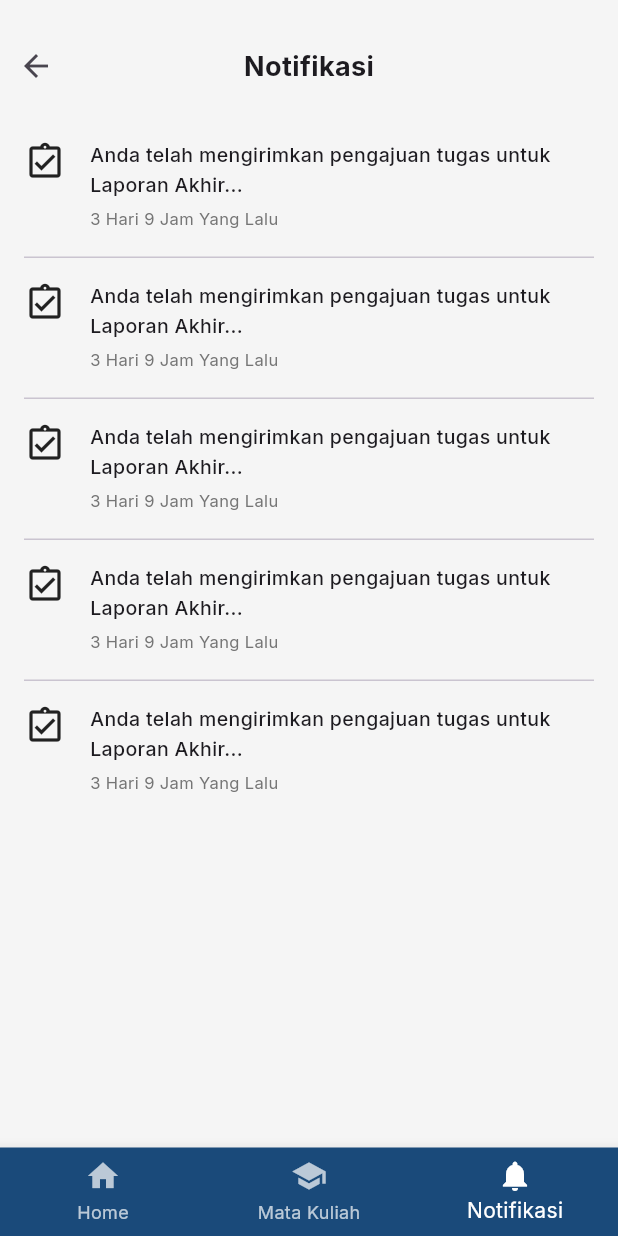
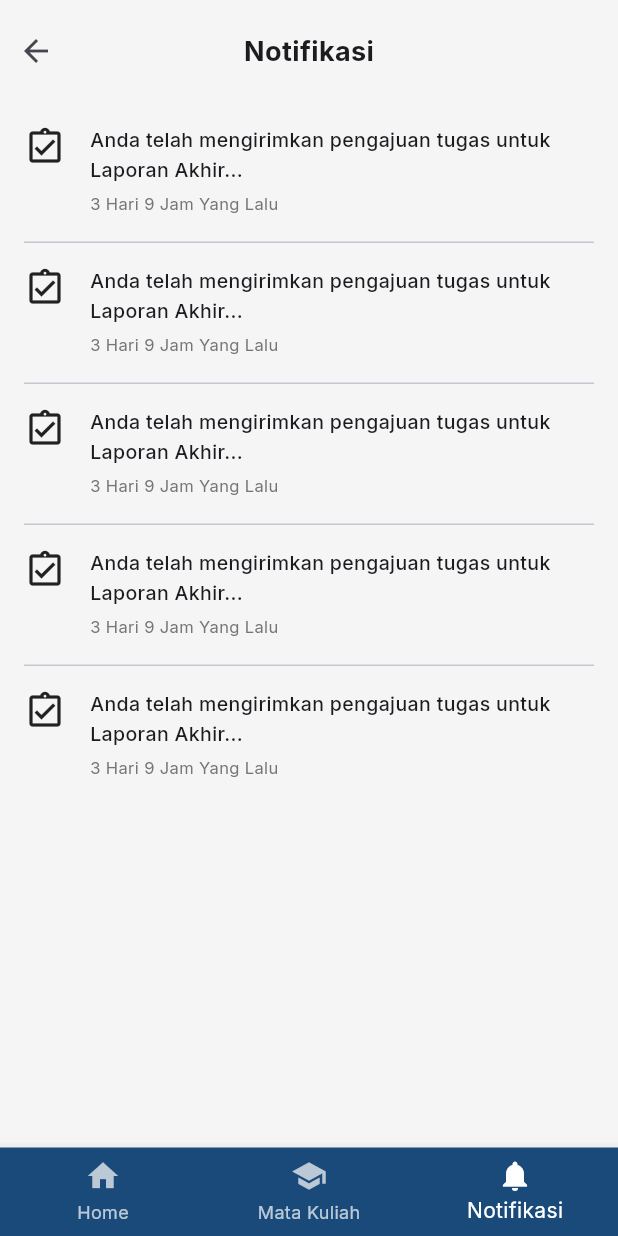
Before and after one commit to konyongiid/uas_lms, a Flutter app: the HomeScreen screen opened by its route, item 3 of the bottom bar chosen, on a phone screen of 412 x 824 dp. Run offline on Flutter 3.47's test engine with Material 3 defaults, Android fonts, the phone set to English and light mode, and no system bars; our stand-ins replace google_fonts, image_picker; network calls fail.

Commit message:
commit ke delapan

```diff
--- a/lib/main.dart
+++ b/lib/main.dart
@@ -15,7 +15,7 @@ class MyApp extends StatelessWidget {
   Widget build(BuildContext context) {
     return MaterialApp(
       debugShowCheckedModeBanner: false,
-      title: 'Learnify LMS',
+      title: 'Learnify',
       theme: learnifyTheme,
       initialRoute: '/',
       routes: {
--- a/lib/screens/home_screen.dart
+++ b/lib/screens/home_screen.dart
@@ -3,7 +3,7 @@ import 'profile/profile_screen.dart';
 import 'announcement/announcement_screen.dart';
 import 'course_list_screen.dart';
 
-// Konstanta warna sesuai tema aplikasi Anda
+// Konstanta warna
 const Color primaryDark = Color(0xFF1A4A7A);
 const Color primaryBlue = Color(0xFF4285F4);
 const Color mediumGray = Color(0xFF757575);
@@ -21,6 +21,7 @@ class HomeScreenState extends State<HomeScreen> {
 
   @override
   Widget build(BuildContext context) {
+    // List halaman untuk navigasi
     final List<Widget> pages = [
       _buildHomeBody(),
       const CourseListScreen(),
@@ -29,6 +30,7 @@ class HomeScreenState extends State<HomeScreen> {
 
     return Scaffold(
       backgroundColor: const Color(0xFFF5F5F5),
+      // Perbaikan: AppBar tetap muncul atau menyesuaikan dengan konteks tab
       appBar: _currentIndex == 0 ? _buildAppBar() : null,
       body: pages[_currentIndex],
       bottomNavigationBar: BottomNavigationBar(
@@ -40,14 +42,19 @@ class HomeScreenState extends State<HomeScreen> {
         unselectedItemColor: white.withOpacity(0.7),
         items: const [
           BottomNavigationBarItem(icon: Icon(Icons.home), label: 'Home'),
-          BottomNavigationBarItem(icon: Icon(Icons.school), label: 'Mata Kuliah'),
-          BottomNavigationBarItem(icon: Icon(Icons.notifications), label: 'Notifikasi'),
+          BottomNavigationBarItem(
+            icon: Icon(Icons.school),
+            label: 'Mata Kuliah',
+          ),
+          BottomNavigationBarItem(
+            icon: Icon(Icons.notifications),
+            label: 'Notifikasi',
+          ),
         ],
       ),
     );
   }
 
-  // --- MODIFIKASI APPBAR: EFEK PADA BOX MAHASISWA ---
   PreferredSizeWidget _buildAppBar() {
     return AppBar(
       backgroundColor: primaryBlue,
@@ -57,7 +64,14 @@ class HomeScreenState extends State<HomeScreen> {
         crossAxisAlignment: CrossAxisAlignment.start,
         children: const [
           Text('Hallo,', style: TextStyle(color: white, fontSize: 14)),
-          Text('MOH. QOIDUL GHURRI', style: TextStyle(color: white, fontSize: 16, fontWeight: FontWeight.bold)),
+          Text(
+            'MOH. QOIDUL GHURRI',
+            style: TextStyle(
+              color: white,
+              fontSize: 16,
+              fontWeight: FontWeight.bold,
+            ),
+          ),
         ],
       ),
       actions: [
@@ -68,11 +82,19 @@ class HomeScreenState extends State<HomeScreen> {
               color: Colors.transparent,
               child: InkWell(
                 onTap: () {
-                  Navigator.push(context, MaterialPageRoute(builder: (context) => const ProfileScreen()));
+                  Navigator.push(
+                    context,
+                    MaterialPageRoute(
+                      builder: (context) => const ProfileScreen(),
+                    ),
+                  );
                 },
-                borderRadius: BorderRadius.circular(20), // Menyesuaikan bentuk box
+                borderRadius: BorderRadius.circular(20),
                 child: Ink(
-                  padding: const EdgeInsets.symmetric(horizontal: 10, vertical: 4),
+                  padding: const EdgeInsets.symmetric(
+                    horizontal: 10,
+                    vertical: 4,
+                  ),
                   decoration: BoxDecoration(
                     color: primaryBlue,
                     borderRadius: BorderRadius.circular(20),
@@ -80,12 +102,19 @@ class HomeScreenState extends State<HomeScreen> {
                   ),
                   child: Row(
                     children: const [
-                      Text('MAHASISWA', style: TextStyle(color: white, fontSize: 10, fontWeight: FontWeight.bold)),
+                      Text(
+                        'MAHASISWA',
+                        style: TextStyle(
+                          color: white,
+                          fontSize: 10,
+                          fontWeight: FontWeight.bold,
+                        ),
+                      ),
                       SizedBox(width: 8),
                       CircleAvatar(
                         radius: 12,
                         backgroundColor: white,
-                        child: Icon(Icons.person, size: 16, color: primaryBlue)
+                        child: Icon(Icons.person, size: 16, color: primaryBlue),
                       ),
                     ],
                   ),
@@ -107,7 +136,14 @@ class HomeScreenState extends State<HomeScreen> {
           _buildAnnouncementSection(),
           const Padding(
             padding: EdgeInsets.symmetric(horizontal: 16.0, vertical: 8),
-            child: Text('Progres Mata Kuliah', style: TextStyle(fontSize: 16, fontWeight: FontWeight.bold, color: primaryDark)),
+            child: Text(
+              'Progres Mata Kuliah',
+              style: TextStyle(
+                fontSize: 16,
+                fontWeight: FontWeight.bold,
+                color: primaryDark,
+              ),
+            ),
           ),
           Padding(
             padding: const EdgeInsets.symmetric(horizontal: 12.0),
@@ -119,8 +155,49 @@ class HomeScreenState extends State<HomeScreen> {
               mainAxisSpacing: 10,
               crossAxisSpacing: 10,
               children: [
-                _buildCourseGridItem('UIUX', 'DESIGN ANTARMUKA', 0.8, Colors.orange, Icons.palette),
-                _buildCourseGridItem('DESIGN', 'COLOR PALLET', 0.7, Colors.cyan, Icons.grid_view_rounded),
+                // PERBAIKAN: Nama fungsi diubah dari _buildCourseListItem menjadi _buildCourseGridItem
+                _buildCourseGridItem(
+                  'UIUX',
+                  'DESIGN ANTARMUKA',
+                  0.8,
+                  Colors.orange,
+                  Icons.palette,
+                ),
+                _buildCourseGridItem(
+                  'DESIGN',
+                  'COLOR PALLET',
+                  0.7,
+                  Colors.cyan,
+                  Icons.grid_view_rounded,
+                ),
+                _buildCourseGridItem(
+                  'Kewarganegraan',
+                  'PENDIDIKAN KEWARNEGARAAN',
+                  0.5,
+                  Colors.red,
+                  Icons.account_balance,
+                ),
+                _buildCourseGridItem(
+                  'Sistem Operasi',
+                  'Belajar Membaca',
+                  0.2,
+                  Colors.blue,
+                  Icons.storage,
+                ),
+                _buildCourseGridItem(
+                  'Bahasa Inggris',
+                  'Grammar',
+                  0.5,
+                  Colors.blueGrey,
+                  Icons.settings_input_component,
+                ),
+                _buildCourseGridItem(
+                  'Mobile Apps',
+                  'dart brain',
+                  0.3,
+                  Colors.teal,
+                  Icons.business_center,
+                ),
               ],
             ),
           ),
@@ -138,14 +215,23 @@ class HomeScreenState extends State<HomeScreen> {
         children: [
           const Text(
             'Pengumuman Terakhir',
-            style: TextStyle(fontSize: 16, fontWeight: FontWeight.bold, color: primaryDark)
+            style: TextStyle(
+              fontSize: 16,
+              fontWeight: FontWeight.bold,
+              color: primaryDark,
+            ),
           ),
           const SizedBox(height: 8),
           Material(
             color: Colors.transparent,
             child: InkWell(
               onTap: () {
-                Navigator.push(context, MaterialPageRoute(builder: (context) => const AnnouncementScreen()));
+                Navigator.push(
+                  context,
+                  MaterialPageRoute(
+                    builder: (context) => const AnnouncementScreen(),
+                  ),
+                );
               },
               borderRadius: BorderRadius.circular(16),
               child: Ink(
@@ -156,8 +242,8 @@ class HomeScreenState extends State<HomeScreen> {
                   image: const DecorationImage(
                     image: NetworkImage('https://via.placeholder.com/400x120'),
                     fit: BoxFit.cover,
-                    opacity: 0.3
-                  )
+                    opacity: 0.3,
+                  ),
                 ),
                 padding: const EdgeInsets.all(16),
                 child: Column(
@@ -166,11 +252,14 @@ class HomeScreenState extends State<HomeScreen> {
                   children: const [
                     Text(
                       'PENGUMUMAN | Workshop Design UI/UX',
-                      style: TextStyle(color: white, fontWeight: FontWeight.bold)
+                      style: TextStyle(
+                        color: white,
+                        fontWeight: FontWeight.bold,
+                      ),
                     ),
                     Text(
                       '15/01/2026',
-                      style: TextStyle(color: Colors.white70, fontSize: 12)
+                      style: TextStyle(color: Colors.white70, fontSize: 12),
                     ),
                   ],
                 ),
@@ -182,18 +271,33 @@ class HomeScreenState extends State<HomeScreen> {
     );
   }
 
-  // --- WIDGET LAINNYA ---
   Widget _buildNotificationBody() {
     return Column(
       children: [
-        Padding(
-          padding: const EdgeInsets.only(top: 20, bottom: 10),
+        // Memberikan SafeArea agar tidak tertutup notch pada beberapa HP
+        SafeArea(
+          child: Padding(
+            padding: const EdgeInsets.only(top: 10, bottom: 10),
             child: Row(
               children: [
-              IconButton(icon: const Icon(Icons.arrow_back), onPressed: () => setState(() => _currentIndex = 0)),
-              const Expanded(child: Center(child: Text('Notifikasi', style: TextStyle(fontSize: 18, fontWeight: FontWeight.bold)))),
+                IconButton(
+                  icon: const Icon(Icons.arrow_back),
+                  onPressed: () => setState(() => _currentIndex = 0),
+                ),
+                const Expanded(
+                  child: Center(
+                    child: Text(
+                      'Notifikasi',
+                      style: TextStyle(
+                        fontSize: 18,
+                        fontWeight: FontWeight.bold,
+                      ),
+                    ),
+                  ),
+                ),
                 const SizedBox(width: 48),
               ],
+            ),
           ),
         ),
         Expanded(
@@ -220,9 +324,15 @@ class HomeScreenState extends State<HomeScreen> {
             child: Column(
               crossAxisAlignment: CrossAxisAlignment.start,
               children: [
-                const Text('Anda telah mengirimkan pengajuan tugas untuk Laporan Akhir...', style: TextStyle(fontSize: 13, fontWeight: FontWeight.w500)),
+                const Text(
+                  'Anda telah mengirimkan pengajuan tugas untuk Laporan Akhir...',
+                  style: TextStyle(fontSize: 13, fontWeight: FontWeight.w500),
+                ),
                 const SizedBox(height: 4),
-                Text('3 Hari 9 Jam Yang Lalu', style: TextStyle(fontSize: 11, color: Colors.grey[600])),
+                Text(
+                  '3 Hari 9 Jam Yang Lalu',
+                  style: TextStyle(fontSize: 11, color: Colors.grey[600]),
+                ),
               ],
             ),
           ),
@@ -231,41 +341,150 @@ class HomeScreenState extends State<HomeScreen> {
     );
   }
 
-  Widget _buildCourseGridItem(String code, String title, double progress, Color iconBgColor, IconData iconData) {
+  // Fungsi ini dipanggil di GridView
+  Widget _buildCourseGridItem(
+    String code,
+    String title,
+    double progress,
+    Color iconBgColor,
+    IconData iconData,
+  ) {
     return Container(
       padding: const EdgeInsets.all(10),
-      decoration: BoxDecoration(color: white, borderRadius: BorderRadius.circular(12), boxShadow: [BoxShadow(color: Colors.black.withOpacity(0.05), blurRadius: 5)]),
-      child: Column(crossAxisAlignment: CrossAxisAlignment.start, children: [
-        Row(children: [
-          Container(width: 35, height: 35, decoration: BoxDecoration(color: iconBgColor, borderRadius: BorderRadius.circular(8)), child: Icon(iconData, color: white, size: 20)),
+      decoration: BoxDecoration(
+        color: white,
+        borderRadius: BorderRadius.circular(12),
+        boxShadow: [
+          BoxShadow(color: Colors.black.withOpacity(0.05), blurRadius: 5),
+        ],
+      ),
+      child: Column(
+        crossAxisAlignment: CrossAxisAlignment.start,
+        children: [
+          Row(
+            children: [
+              Container(
+                width: 35,
+                height: 35,
+                decoration: BoxDecoration(
+                  color: iconBgColor,
+                  borderRadius: BorderRadius.circular(8),
+                ),
+                child: Icon(iconData, color: white, size: 20),
+              ),
               const SizedBox(width: 8),
-          Expanded(child: Column(crossAxisAlignment: CrossAxisAlignment.start, children: [Text(code, style: const TextStyle(fontWeight: FontWeight.bold, fontSize: 10)), Text(title, style: const TextStyle(fontSize: 8, color: mediumGray), overflow: TextOverflow.ellipsis)]))
-        ]),
+              Expanded(
+                child: Column(
+                  crossAxisAlignment: CrossAxisAlignment.start,
+                  children: [
+                    Text(
+                      code,
+                      style: const TextStyle(
+                        fontWeight: FontWeight.bold,
+                        fontSize: 10,
+                      ),
+                    ),
+                    Text(
+                      title,
+                      style: const TextStyle(fontSize: 8, color: mediumGray),
+                      overflow: TextOverflow.ellipsis,
+                    ),
+                  ],
+                ),
+              ),
+            ],
+          ),
           const Spacer(),
-        LinearProgressIndicator(value: progress, backgroundColor: Colors.grey[200], valueColor: const AlwaysStoppedAnimation<Color>(primaryBlue), minHeight: 4),
+          LinearProgressIndicator(
+            value: progress,
+            backgroundColor: Colors.grey[200],
+            valueColor: const AlwaysStoppedAnimation<Color>(primaryBlue),
+            minHeight: 4,
+          ),
           const SizedBox(height: 4),
-        Align(alignment: Alignment.centerRight, child: Text('${(progress * 100).toInt()}% Selesai', style: const TextStyle(fontSize: 9, color: primaryBlue, fontWeight: FontWeight.bold))),
-      ]),
+          Align(
+            alignment: Alignment.centerRight,
+            child: Text(
+              '${(progress * 100).toInt()}% Selesai',
+              style: const TextStyle(
+                fontSize: 9,
+                color: primaryBlue,
+                fontWeight: FontWeight.bold,
+              ),
+            ),
+          ),
+        ],
+      ),
     );
   }
 
   Widget _buildHeroSection() {
     return Container(
-      margin: const EdgeInsets.all(16), padding: const EdgeInsets.all(16),
-      decoration: BoxDecoration(color: primaryDark, borderRadius: BorderRadius.circular(16)),
-      child: Column(crossAxisAlignment: CrossAxisAlignment.start, children: [
-        const Text('Tugas yang Akan Datang', style: TextStyle(color: white, fontSize: 16, fontWeight: FontWeight.bold)),
+      margin: const EdgeInsets.all(16),
+      padding: const EdgeInsets.all(16),
+      decoration: BoxDecoration(
+        color: primaryDark,
+        borderRadius: BorderRadius.circular(16),
+      ),
+      child: Column(
+        crossAxisAlignment: CrossAxisAlignment.start,
+        children: [
+          const Text(
+            'Tugas yang Akan Datang',
+            style: TextStyle(
+              color: white,
+              fontSize: 16,
+              fontWeight: FontWeight.bold,
+            ),
+          ),
           const SizedBox(height: 12),
           Container(
-          padding: const EdgeInsets.all(12), decoration: BoxDecoration(color: primaryBlue, borderRadius: BorderRadius.circular(12)),
-          child: Column(crossAxisAlignment: CrossAxisAlignment.start, children: [
-            const Text('Design Antarmuka', style: TextStyle(color: white, fontWeight: FontWeight.bold, fontSize: 14)),
-            const Text('Tugas 01: UI Android Mobile App', style: TextStyle(color: Colors.white70, fontSize: 12)),
-            const Text('Deadline: 30 Des 2025', style: TextStyle(color: Colors.white70, fontSize: 12)),
-            Align(alignment: Alignment.bottomRight, child: ElevatedButton(onPressed: () {}, style: ElevatedButton.styleFrom(backgroundColor: white, foregroundColor: primaryDark), child: const Text('Lihat Detail', style: TextStyle(fontSize: 11, fontWeight: FontWeight.bold))))
-          ]),
+            padding: const EdgeInsets.all(12),
+            decoration: BoxDecoration(
+              color: primaryBlue,
+              borderRadius: BorderRadius.circular(12),
             ),
-      ]),
+            child: Column(
+              crossAxisAlignment: CrossAxisAlignment.start,
+              children: [
+                const Text(
+                  'Design Antarmuka',
+                  style: TextStyle(
+                    color: white,
+                    fontWeight: FontWeight.bold,
+                    fontSize: 14,
+                  ),
+                ),
+                const Text(
+                  'Tugas 01: UI Android Mobile App',
+                  style: TextStyle(color: Colors.white70, fontSize: 12),
+                ),
+                const Text(
+                  'Deadline: 30 Des 2025',
+                  style: TextStyle(color: Colors.white70, fontSize: 12),
+                ),
+                Align(
+                  alignment: Alignment.bottomRight,
+                  child: ElevatedButton(
+                    onPressed: () {},
+                    style: ElevatedButton.styleFrom(
+                      backgroundColor: white,
+                      foregroundColor: primaryDark,
+                    ),
+                    child: const Text(
+                      'Lihat Detail',
+                      style: TextStyle(
+                        fontSize: 11,
+                        fontWeight: FontWeight.bold,
+                      ),
+                    ),
+                  ),
+                ),
+              ],
+            ),
+          ),
+        ],
+      ),
     );
   }
 }
--- a/lib/screens/login_screen.dart
+++ b/lib/screens/login_screen.dart
@@ -163,14 +163,24 @@ class _LoginScreenState extends State<LoginScreen> {
                   const SizedBox(height: 30),
 
                   // --- BUTTON LOGIN ---
-                  GestureDetector(
+                  // --- BUTTON LOGIN ---
+                  Material(
+                    color: Colors
+                        .transparent, // Agar tidak menutupi warna container
+                    child: InkWell(
                       onTap: () =>
                           Navigator.pushReplacementNamed(context, '/home'),
-                    child: Container(
+                      borderRadius: BorderRadius.circular(
+                        30,
+                      ), // Efek ripple mengikuti bentuk tombol
+                      splashColor: Colors.white.withOpacity(
+                        0.3,
+                      ), // Warna ombak sentuhan
+                      child: Ink(
                         width: double.infinity,
                         height: 55,
                         decoration: BoxDecoration(
-                        color: primaryColor, // Tombol sekarang berwarna Primary
+                          color: primaryColor,
                           borderRadius: BorderRadius.circular(30),
                           boxShadow: [
                             BoxShadow(
@@ -192,22 +202,29 @@ class _LoginScreenState extends State<LoginScreen> {
                         ),
                       ),
                     ),
+                  ),
 
-                  const SizedBox(height: 20),
+                  const SizedBox(height: 15),
 
-                  // --- SIGN UP TEXT ---
-                  Row(
-                    mainAxisAlignment: MainAxisAlignment.center,
-                    children: const [
-                      Text(
+                  // --- HELP BUTTON ---
+                  TextButton(
+                    onPressed: () {
+                      // Logika jika tombol help ditekan
+                    },
+                    style: TextButton.styleFrom(
+                      foregroundColor: Colors.grey, // Warna teks
+                      padding: const EdgeInsets.symmetric(horizontal: 20),
+                      shape: RoundedRectangleBorder(
+                        borderRadius: BorderRadius.circular(20),
+                      ),
+                    ),
+                    child: const Text(
                       'Help?',
                       style: TextStyle(
-                          fontSize: 13,
-                          color: Colors.grey,
+                        fontSize: 14,
                         fontWeight: FontWeight.bold,
                       ),
                     ),
-                    ],
                   ),
 
                   const SizedBox(height: 30),
@@ -237,7 +254,10 @@ class _LoginScreenState extends State<LoginScreen> {
                   Row(
                     mainAxisAlignment: MainAxisAlignment.center,
                     children: [
-                      _buildSocialCircle(Icons.alternate_email, Colors.blueAccent),
+                      _buildSocialCircle(
+                        Icons.alternate_email,
+                        Colors.blueAccent,
+                      ),
                       _buildSocialCircle(Icons.link, Colors.blueAccent),
                       _buildSocialCircle(Icons.facebook, Colors.blueAccent),
                       _buildSocialCircle(Icons.g_mobiledata, Colors.blueAccent),
--- a/lib/screens/profile/profile_screen.dart
+++ b/lib/screens/profile/profile_screen.dart
@@ -183,13 +183,16 @@ class _ProfileScreenState extends State<ProfileScreen> {
               // Tambahkan logika logout di sini
               Navigator.pop(context);
             },
-            icon: const Icon(Icons.logout, color: Colors.red),
+            icon: const Icon(Icons.logout, color: Color(0xFF1A4A7A)),
             label: const Text(
               "Log Out",
-              style: TextStyle(color: Colors.red, fontWeight: FontWeight.bold),
+              style: TextStyle(
+                color: Color(0xFF1A4A7A),
+                fontWeight: FontWeight.bold,
+              ),
             ),
             style: OutlinedButton.styleFrom(
-              side: const BorderSide(color: Colors.red),
+              side: const BorderSide(color: Color(0xFF1A4A7A)),
               padding: const EdgeInsets.symmetric(vertical: 12),
               shape: RoundedRectangleBorder(
                 borderRadius: BorderRadius.circular(10),
```
Also changed, not shown: pubspec.yaml (+12 -61 lines), assets/images/learnify.jpg (added), pubspec.lock, 35 other files. Lines whose indentation alone changed are shown as unchanged.
